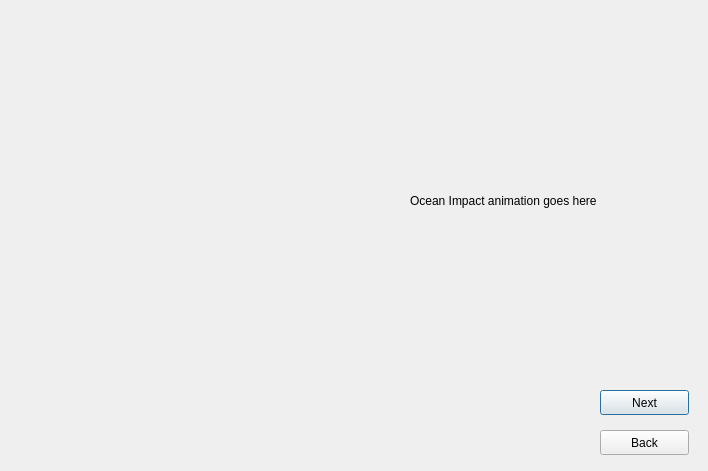
The window that meteorslide1.ui (robertche54/a8-an-educational-app-f18) describes before a commit, drawn with Qt 5.
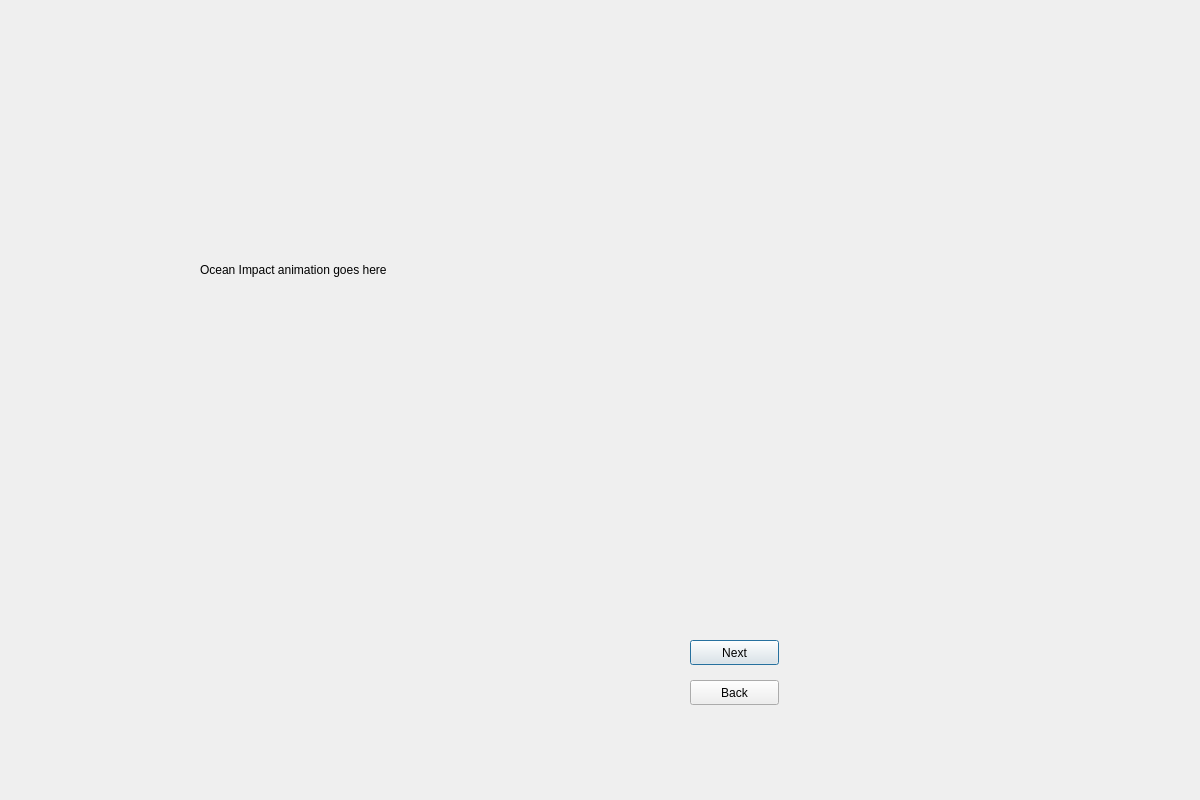
The same window after the commit.

Commit message: Resized all the windows to match everyone else's.

What changed in the file:
```diff
--- a/meteorslide1.ui
+++ b/meteorslide1.ui
@@ -6,18 +6,24 @@
    <rect>
     <x>0</x>
     <y>0</y>
-    <width>708</width>
-    <height>471</height>
+    <width>1200</width>
+    <height>800</height>
    </rect>
   </property>
+  <property name="minimumSize">
+   <size>
+    <width>1200</width>
+    <height>800</height>
+   </size>
+  </property>
   <property name="windowTitle">
    <string>Ocean Impact</string>
   </property>
   <widget class="QPushButton" name="NextButton">
    <property name="geometry">
     <rect>
-     <x>600</x>
-     <y>390</y>
+     <x>690</x>
+     <y>640</y>
      <width>89</width>
      <height>25</height>
     </rect>
@@ -29,12 +35,18 @@
   <widget class="QLabel" name="AnimationLabel">
    <property name="geometry">
     <rect>
-     <x>410</x>
-     <y>60</y>
-     <width>281</width>
-     <height>281</height>
+     <x>200</x>
+     <y>20</y>
+     <width>600</width>
+     <height>500</height>
     </rect>
    </property>
+   <property name="minimumSize">
+    <size>
+     <width>600</width>
+     <height>500</height>
+    </size>
+   </property>
    <property name="text">
     <string>Ocean Impact animation goes here</string>
    </property>
@@ -42,12 +54,18 @@
   <widget class="QLabel" name="TextLabel">
    <property name="geometry">
     <rect>
-     <x>20</x>
-     <y>60</y>
-     <width>321</width>
-     <height>291</height>
+     <x>200</x>
+     <y>20</y>
+     <width>600</width>
+     <height>500</height>
     </rect>
    </property>
+   <property name="minimumSize">
+    <size>
+     <width>600</width>
+     <height>500</height>
+    </size>
+   </property>
    <property name="text">
     <string/>
    </property>
@@ -58,8 +76,8 @@
   <widget class="QPushButton" name="BackButton">
    <property name="geometry">
     <rect>
-     <x>600</x>
-     <y>430</y>
+     <x>690</x>
+     <y>680</y>
      <width>89</width>
      <height>25</height>
     </rect>
```
The commit also changes 6 other files.
